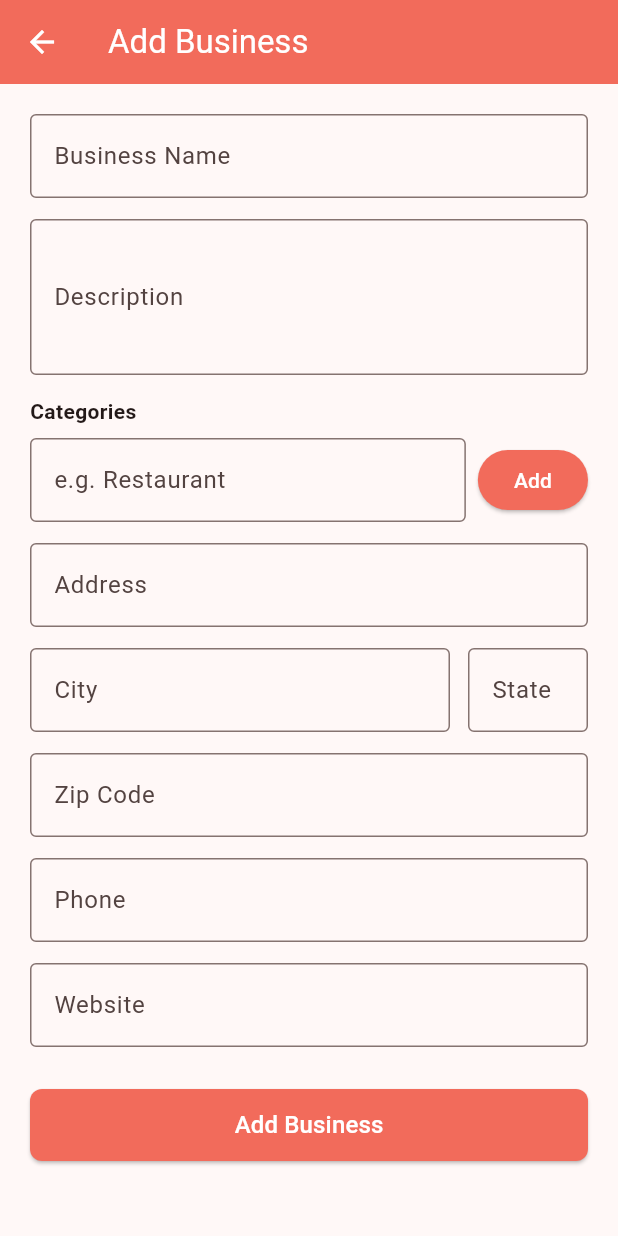
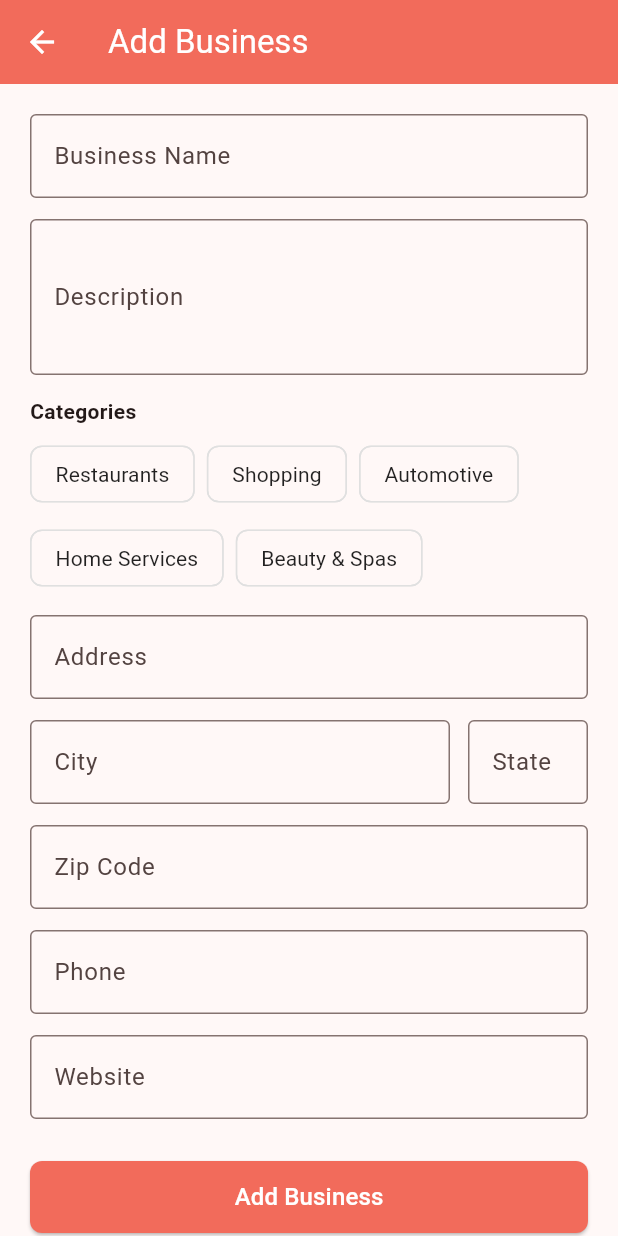
Before and after one commit to jarielys-cg/largeproject20, a Flutter app: the AddEditBusinessScreen screen opened directly, on a phone screen of 412 x 824 dp. Run offline on Flutter 3.47's test engine with Material 3 defaults, Android fonts, the light colour scheme and no system bars; our stand-ins replace flutter_rating_bar, shared_preferences; accounts and stored records are empty.

Commit message:
Add forgot password, categories dropdown, 80 char review min, point to droplet

```diff
--- a/mobile/lib/config.dart
+++ b/mobile/lib/config.dart
@@ -1 +1 @@
-const String baseUrl = 'https://largeproject20.onrender.com/api';
+const String baseUrl = 'http://colors-lab-cop4331c.xyz/api';
--- a/mobile/lib/screens/add_edit_business_screen.dart
+++ b/mobile/lib/screens/add_edit_business_screen.dart
@@ -1,6 +1,14 @@
 import 'package:flutter/material.dart';
 import '../models/business.dart';
 import '../services/api_service.dart';
+
+const List<String> kCategories = [
+  'Restaurants',
+  'Shopping',
+  'Automotive',
+  'Home Services',
+  'Beauty & Spas',
+];
 
 class AddEditBusinessScreen extends StatefulWidget {
   final Business? business;
@@ -21,8 +29,7 @@ class _AddEditBusinessScreenState extends State<AddEditBusinessScreen> {
   late final TextEditingController _zipCtrl;
   late final TextEditingController _phoneCtrl;
   late final TextEditingController _websiteCtrl;
-  late final TextEditingController _categoryCtrl;
-  List<String> _categories = [];
+  List<String> _selectedCategories = [];
   bool _loading = false;
   String? _error;
 
@@ -40,8 +47,7 @@ class _AddEditBusinessScreenState extends State<AddEditBusinessScreen> {
     _zipCtrl = TextEditingController(text: b?.zipCode?.toString() ?? '');
     _phoneCtrl = TextEditingController(text: b?.phone ?? '');
     _websiteCtrl = TextEditingController(text: b?.websiteLink ?? '');
-    _categoryCtrl = TextEditingController();
-    _categories = List.from(b?.category ?? []);
+    _selectedCategories = List.from(b?.category ?? []);
   }
 
   @override
@@ -54,31 +60,20 @@ class _AddEditBusinessScreenState extends State<AddEditBusinessScreen> {
     _zipCtrl.dispose();
     _phoneCtrl.dispose();
     _websiteCtrl.dispose();
-    _categoryCtrl.dispose();
     super.dispose();
-  }
-
-  void _addCategory() {
-    final cat = _categoryCtrl.text.trim();
-    if (cat.isNotEmpty && !_categories.contains(cat)) {
-      setState(() {
-        _categories.add(cat);
-        _categoryCtrl.clear();
-      });
-    }
   }
 
   Future<void> _submit() async {
     if (!_formKey.currentState!.validate()) return;
-    if (_categories.isEmpty) {
-      setState(() => _error = 'Add at least one category');
+    if (_selectedCategories.isEmpty) {
+      setState(() => _error = 'Select at least one category');
       return;
     }
     setState(() { _loading = true; _error = null; });
 
     final body = {
       'name': _nameCtrl.text.trim(),
-      'category': _categories,
+      'category': _selectedCategories,
       'description': _descCtrl.text.trim(),
       'address': _addressCtrl.text.trim(),
       'city': _cityCtrl.text.trim(),
@@ -133,32 +128,31 @@ class _AddEditBusinessScreenState extends State<AddEditBusinessScreen> {
               const SizedBox(height: 14),
               const Text('Categories', style: TextStyle(fontWeight: FontWeight.w600)),
               const SizedBox(height: 8),
-              Row(
-                children: [
-                  Expanded(
-                    child: TextField(
-                      controller: _categoryCtrl,
-                      decoration: const InputDecoration(hintText: 'e.g. Restaurant', border: OutlineInputBorder()),
-                      onSubmitted: (_) => _addCategory(),
+              Wrap(
+                spacing: 8,
+                runSpacing: 8,
+                children: kCategories.map((cat) {
+                  final selected = _selectedCategories.contains(cat);
+                  return FilterChip(
+                    label: Text(cat),
+                    selected: selected,
+                    onSelected: (val) => setState(() {
+                      if (val) {
+                        _selectedCategories.add(cat);
+                      } else {
+                        _selectedCategories.remove(cat);
+                      }
+                    }),
+                    selectedColor: const Color(0xFFF26B5B).withOpacity(0.2),
+                    checkmarkColor: const Color(0xFFF26B5B),
+                    labelStyle: TextStyle(
+                      color: selected ? const Color(0xFFF26B5B) : Colors.black87,
+                      fontWeight: selected ? FontWeight.w600 : FontWeight.normal,
                     ),
-                  ),
-                  const SizedBox(width: 8),
-                  ElevatedButton(onPressed: _addCategory, child: const Text('Add')),
-                ],
+                    side: BorderSide(color: selected ? const Color(0xFFF26B5B) : Colors.grey[300]!),
+                  );
+                }).toList(),
               ),
-              if (_categories.isNotEmpty)
-                Padding(
-                  padding: const EdgeInsets.only(top: 8),
-                  child: Wrap(
-                    spacing: 6,
-                    children: _categories
-                        .map((c) => Chip(
-                              label: Text(c),
-                              onDeleted: () => setState(() => _categories.remove(c)),
-                            ))
-                        .toList(),
-                  ),
-                ),
               const SizedBox(height: 14),
               _field(_addressCtrl, 'Address'),
               const SizedBox(height: 14),
--- a/mobile/lib/screens/business_detail_screen.dart
+++ b/mobile/lib/screens/business_detail_screen.dart
@@ -76,7 +76,7 @@ class _BusinessDetailScreenState extends State<BusinessDetailScreen> {
               TextField(
                 controller: reviewCtrl,
                 maxLines: 4,
-                decoration: const InputDecoration(border: OutlineInputBorder(), hintText: 'Your review...'),
+                decoration: const InputDecoration(border: OutlineInputBorder(), hintText: 'Your review (min 80 characters)...'),
               ),
             ],
           ),
@@ -84,6 +84,10 @@ class _BusinessDetailScreenState extends State<BusinessDetailScreen> {
             TextButton(onPressed: () => Navigator.pop(ctx), child: const Text('Cancel')),
             ElevatedButton(
               onPressed: () async {
+                if (reviewCtrl.text.trim().length < 80) {
+                  ScaffoldMessenger.of(context).showSnackBar(const SnackBar(content: Text('Review must be at least 80 characters')));
+                  return;
+                }
                 Navigator.pop(ctx);
                 final result = await ApiService.updateReview(review.id, rating, reviewCtrl.text.trim());
                 if (!mounted) return;
--- a/mobile/lib/screens/write_review_screen.dart
+++ b/mobile/lib/screens/write_review_screen.dart
@@ -75,7 +75,11 @@ class _WriteReviewScreenState extends State<WriteReviewScreen> {
                   hintText: 'Share your experience...',
                   border: OutlineInputBorder(),
                 ),
-                validator: (v) => v == null || v.trim().isEmpty ? 'Please write a review' : null,
+                validator: (v) {
+                  if (v == null || v.trim().isEmpty) return 'Please write a review';
+                  if (v.trim().length < 80) return 'Review must be at least 80 characters (${v.trim().length}/80)';
+                  return null;
+                },
               ),
               if (_error != null)
                 Padding(
```
Also changed, not shown: mobile/lib/screens/forgot_password_screen.dart (added, +129 -0 lines), mobile/lib/screens/login_screen.dart (+9 -1 lines), mobile/lib/services/auth_service.dart (+13 -0 lines), mobile/class_diagram.png (added), mobile/class_diagram_slide.png (added), 3 other files.
